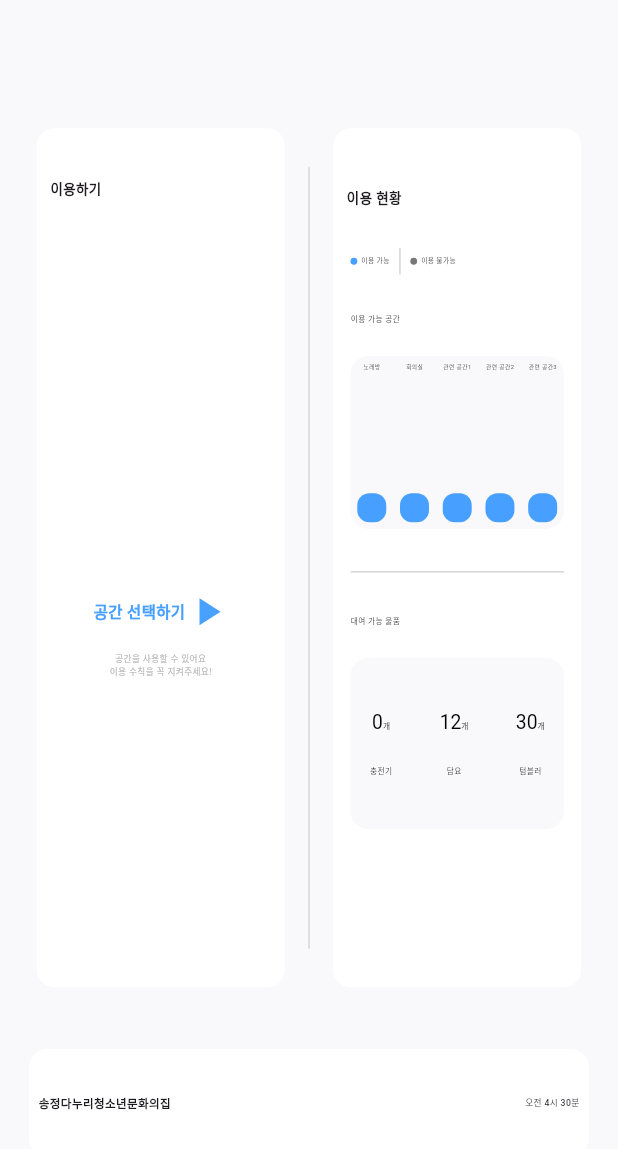
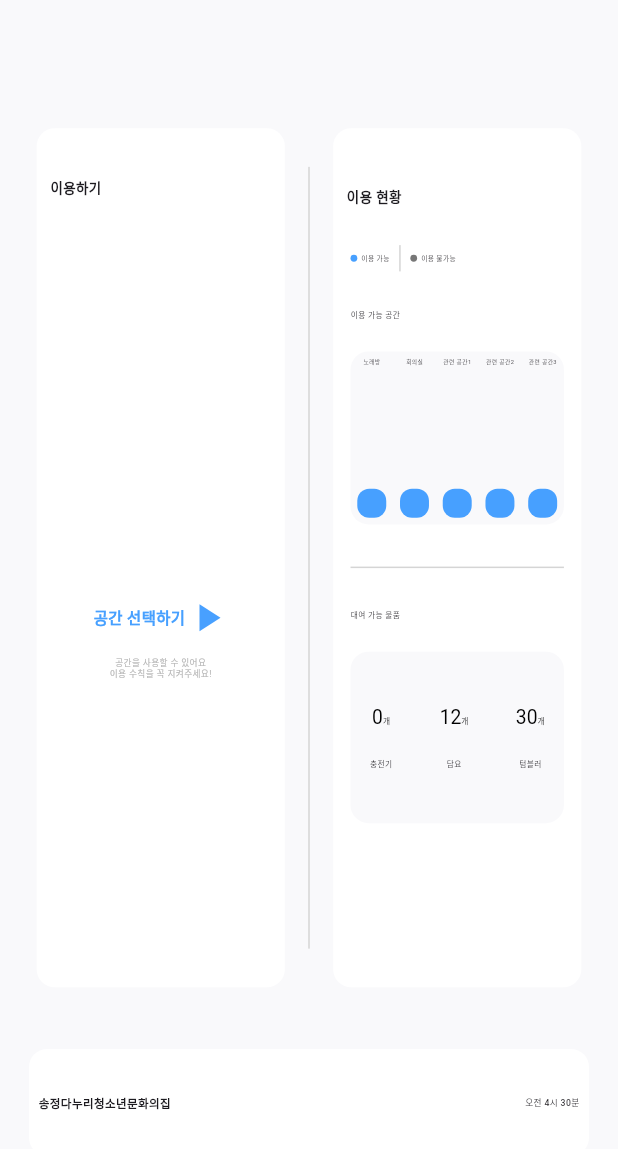
Before and after one commit to danuri-team/Danuri-Flutter, a Flutter app: the screen it shows after launch, on a phone screen of 412 x 824 dp. Shown: the top 1149 px of the screen. Run offline on Flutter 3.47's test engine with Material 3 defaults, Android fonts, the phone set to English and light mode, and no system bars; our stand-ins replace flutter_screenutil, flutter_svg, go_router; Roboto replaces fonts that are missing (Pretendard).

Commit message:
add :: 폰트 설정

```diff
--- a/lib/core/design_system/text.dart
+++ b/lib/core/design_system/text.dart
@@ -6,81 +6,100 @@ class DanuriText {
   static final title1ExtraBold = TextStyle(
     fontWeight: FontWeight.w700,
     fontSize: 40.sp,
+    height: 1.2,
   );
   static final title1Medium = TextStyle(
     fontWeight: FontWeight.w400,
     fontSize: 40.sp,
+    height: 1.2,
   );
   static final title2ExtraBold = TextStyle(
     fontWeight: FontWeight.w700,
     fontSize: 32.sp,
+    height: 1.2,
   );
   static final title2Bold = TextStyle(
     fontWeight: FontWeight.w600,
     fontSize: 32.sp,
+    height: 1.2,
   );
   static final title3ExtraMedium = TextStyle(
     fontWeight: FontWeight.w500,
     fontSize: 30.sp,
+    height: 1.2,
   );
 
   //body
   static final body1Bold = TextStyle(
     fontWeight: FontWeight.w600,
     fontSize: 28.sp,
+    height: 1.2,
   );
   static final body2ExtraBold = TextStyle(
     fontWeight: FontWeight.w700,
     fontSize: 24.sp,
+    height: 1.2,
   );
   static final body2Bold = TextStyle(
     fontWeight: FontWeight.w600,
     fontSize: 24.sp,
+    height: 1.2,
   );
   static final body2ExtraMedium = TextStyle(
     fontWeight: FontWeight.w500,
     fontSize: 24.sp,
+    height: 1.2,
   );
   static final body2Medium = TextStyle(
     fontWeight: FontWeight.w400,
     fontSize: 24.sp,
+    height: 1.2,
   );
   static final body3Bold = TextStyle(
     fontWeight: FontWeight.w600,
     fontSize: 22.sp,
+    height: 1.2,
   );
   static final body4Bold = TextStyle(
     fontWeight: FontWeight.w600,
     fontSize: 20.sp,
+    height: 1.2,
   );
   static final body4Medium = TextStyle(
     fontWeight: FontWeight.w400,
     fontSize: 20.sp,
+    height: 1.2,
   );
 
   //caption
   static final caption1ExtraMedium = TextStyle(
     fontWeight: FontWeight.w500,
     fontSize: 18.sp,
+    height: 1.2,
   );
   static final caption1Medium = TextStyle(
     fontWeight: FontWeight.w400,
     fontSize: 18.sp,
+    height: 1.2,
   );
   static final caption2ExtraMedium = TextStyle(
     fontWeight: FontWeight.w500,
     fontSize: 16.sp,
+    height: 1.2,
   );
   static final caption2Medium = TextStyle(
     fontWeight: FontWeight.w400,
     fontSize: 16.sp,
+    height: 1.2,
   );
   static final caption3Medium = TextStyle(
     fontWeight: FontWeight.w400,
     fontSize: 14.sp,
+    height: 1.2,
   );
   static final caption4Medium = TextStyle(
     fontWeight: FontWeight.w400,
     fontSize: 12.sp,
+    height: 1.2,
   );
 }
```
